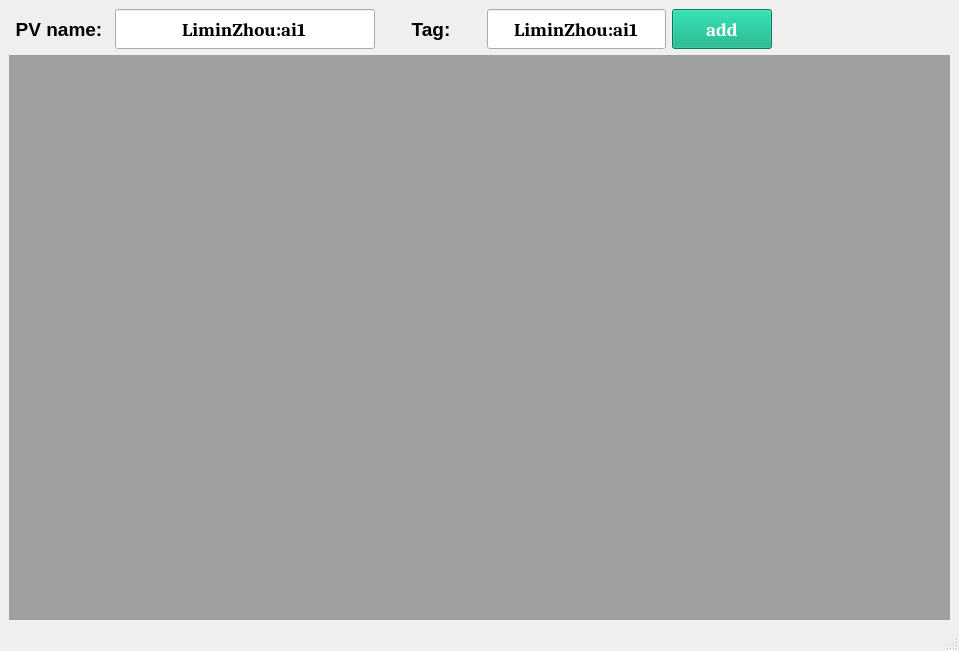
Old version of the form UI/UI_PlotPVs_main.ui in the repository zlmturnout/PlotPVs.
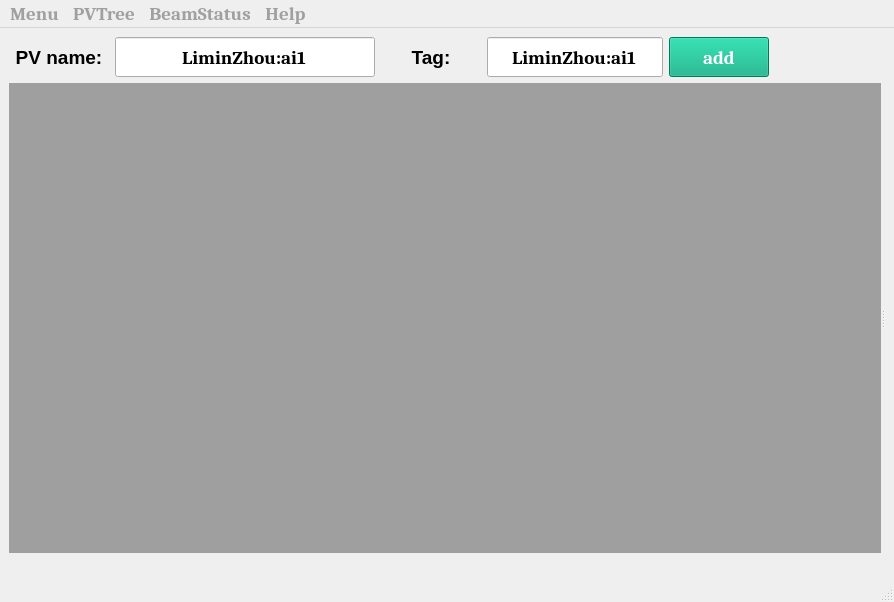
New version of the form.

The edit to the form file:
```diff
--- a/UI/UI_PlotPVs_main.ui
+++ b/UI/UI_PlotPVs_main.ui
@@ -6,8 +6,8 @@
    <rect>
     <x>0</x>
     <y>0</y>
-    <width>959</width>
-    <height>651</height>
+    <width>894</width>
+    <height>602</height>
    </rect>
   </property>
   <property name="windowTitle">
@@ -16,6 +16,8 @@
   <widget class="QWidget" name="centralwidget">
    <layout class="QGridLayout" name="gridLayout">
     <item row="0" column="0">
+     <layout class="QVBoxLayout" name="verticalLayout_2">
+      <item>
      <layout class="QVBoxLayout" name="verticalLayout">
       <item>
        <layout class="QHBoxLayout" name="horizontalLayout">
@@ -477,11 +479,147 @@
        </layout>
       </item>
       <item>
+         <widget class="QSplitter" name="splitter">
+          <property name="orientation">
+           <enum>Qt::Horizontal</enum>
+          </property>
        <widget class="QMdiArea" name="PV_mdi">
         <property name="styleSheet">
          <string notr="true"/>
         </property>
        </widget>
+          <widget class="QWidget" name="verticalLayoutWidget">
+           <layout class="QVBoxLayout" name="BeamStatus_VLayout"/>
+          </widget>
+         </widget>
+        </item>
+       </layout>
+      </item>
+      <item>
+       <widget class="QLabel" name="IP_label">
+        <property name="sizePolicy">
+         <sizepolicy hsizetype="Expanding" vsizetype="Fixed">
+          <horstretch>0</horstretch>
+          <verstretch>0</verstretch>
+         </sizepolicy>
+        </property>
+        <property name="minimumSize">
+         <size>
+          <width>100</width>
+          <height>12</height>
+         </size>
+        </property>
+        <property name="maximumSize">
+         <size>
+          <width>16777215</width>
+          <height>12</height>
+         </size>
+        </property>
+        <property name="palette">
+         <palette>
+          <active>
+           <colorrole role="WindowText">
+            <brush brushstyle="SolidPattern">
+             <color alpha="255">
+              <red>255</red>
+              <green>77</green>
+              <blue>23</blue>
+             </color>
+            </brush>
+           </colorrole>
+           <colorrole role="Text">
+            <brush brushstyle="SolidPattern">
+             <color alpha="255">
+              <red>255</red>
+              <green>77</green>
+              <blue>23</blue>
+             </color>
+            </brush>
+           </colorrole>
+           <colorrole role="ButtonText">
+            <brush brushstyle="SolidPattern">
+             <color alpha="255">
+              <red>255</red>
+              <green>77</green>
+              <blue>23</blue>
+             </color>
+            </brush>
+           </colorrole>
+          </active>
+          <inactive>
+           <colorrole role="WindowText">
+            <brush brushstyle="SolidPattern">
+             <color alpha="255">
+              <red>0</red>
+              <green>0</green>
+              <blue>0</blue>
+             </color>
+            </brush>
+           </colorrole>
+           <colorrole role="Text">
+            <brush brushstyle="SolidPattern">
+             <color alpha="255">
+              <red>0</red>
+              <green>0</green>
+              <blue>0</blue>
+             </color>
+            </brush>
+           </colorrole>
+           <colorrole role="ButtonText">
+            <brush brushstyle="SolidPattern">
+             <color alpha="255">
+              <red>0</red>
+              <green>0</green>
+              <blue>0</blue>
+             </color>
+            </brush>
+           </colorrole>
+          </inactive>
+          <disabled>
+           <colorrole role="WindowText">
+            <brush brushstyle="SolidPattern">
+             <color alpha="255">
+              <red>120</red>
+              <green>120</green>
+              <blue>120</blue>
+             </color>
+            </brush>
+           </colorrole>
+           <colorrole role="Text">
+            <brush brushstyle="SolidPattern">
+             <color alpha="255">
+              <red>120</red>
+              <green>120</green>
+              <blue>120</blue>
+             </color>
+            </brush>
+           </colorrole>
+           <colorrole role="ButtonText">
+            <brush brushstyle="SolidPattern">
+             <color alpha="255">
+              <red>120</red>
+              <green>120</green>
+              <blue>120</blue>
+             </color>
+            </brush>
+           </colorrole>
+          </disabled>
+         </palette>
+        </property>
+        <property name="font">
+         <font>
+          <family>Cambria</family>
+          <pointsize>12</pointsize>
+          <italic>true</italic>
+         </font>
+        </property>
+        <property name="text">
+         <string/>
+        </property>
+        <property name="alignment">
+         <set>Qt::AlignRight|Qt::AlignTrailing|Qt::AlignVCenter</set>
+        </property>
+       </widget>
       </item>
      </layout>
     </item>
@@ -492,10 +630,266 @@
     <rect>
      <x>0</x>
      <y>0</y>
-     <width>959</width>
-     <height>22</height>
+     <width>894</width>
+     <height>28</height>
     </rect>
    </property>
+   <property name="palette">
+    <palette>
+     <active>
+      <colorrole role="WindowText">
+       <brush brushstyle="SolidPattern">
+        <color alpha="255">
+         <red>0</red>
+         <green>0</green>
+         <blue>0</blue>
+        </color>
+       </brush>
+      </colorrole>
+      <colorrole role="Text">
+       <brush brushstyle="SolidPattern">
+        <color alpha="255">
+         <red>0</red>
+         <green>0</green>
+         <blue>0</blue>
+        </color>
+       </brush>
+      </colorrole>
+      <colorrole role="ButtonText">
+       <brush brushstyle="SolidPattern">
+        <color alpha="255">
+         <red>22</red>
+         <green>22</green>
+         <blue>22</blue>
+        </color>
+       </brush>
+      </colorrole>
+     </active>
+     <inactive>
+      <colorrole role="WindowText">
+       <brush brushstyle="SolidPattern">
+        <color alpha="255">
+         <red>0</red>
+         <green>0</green>
+         <blue>0</blue>
+        </color>
+       </brush>
+      </colorrole>
+      <colorrole role="Text">
+       <brush brushstyle="SolidPattern">
+        <color alpha="255">
+         <red>0</red>
+         <green>0</green>
+         <blue>0</blue>
+        </color>
+       </brush>
+      </colorrole>
+      <colorrole role="ButtonText">
+       <brush brushstyle="SolidPattern">
+        <color alpha="255">
+         <red>160</red>
+         <green>160</green>
+         <blue>160</blue>
+        </color>
+       </brush>
+      </colorrole>
+     </inactive>
+     <disabled>
+      <colorrole role="WindowText">
+       <brush brushstyle="SolidPattern">
+        <color alpha="255">
+         <red>120</red>
+         <green>120</green>
+         <blue>120</blue>
+        </color>
+       </brush>
+      </colorrole>
+      <colorrole role="Text">
+       <brush brushstyle="SolidPattern">
+        <color alpha="255">
+         <red>120</red>
+         <green>120</green>
+         <blue>120</blue>
+        </color>
+       </brush>
+      </colorrole>
+      <colorrole role="ButtonText">
+       <brush brushstyle="SolidPattern">
+        <color alpha="255">
+         <red>120</red>
+         <green>120</green>
+         <blue>120</blue>
+        </color>
+       </brush>
+      </colorrole>
+     </disabled>
+    </palette>
+   </property>
+   <property name="font">
+    <font>
+     <family>Cambria</family>
+     <pointsize>14</pointsize>
+     <bold>true</bold>
+    </font>
+   </property>
+   <widget class="QMenu" name="menuMenu">
+    <property name="palette">
+     <palette>
+      <active>
+       <colorrole role="Text">
+        <brush brushstyle="SolidPattern">
+         <color alpha="255">
+          <red>47</red>
+          <green>198</green>
+          <blue>198</blue>
+         </color>
+        </brush>
+       </colorrole>
+      </active>
+      <inactive>
+       <colorrole role="Text">
+        <brush brushstyle="SolidPattern">
+         <color alpha="255">
+          <red>0</red>
+          <green>0</green>
+          <blue>0</blue>
+         </color>
+        </brush>
+       </colorrole>
+      </inactive>
+      <disabled>
+       <colorrole role="Text">
+        <brush brushstyle="SolidPattern">
+         <color alpha="255">
+          <red>109</red>
+          <green>109</green>
+          <blue>109</blue>
+         </color>
+        </brush>
+       </colorrole>
+      </disabled>
+     </palette>
+    </property>
+    <property name="font">
+     <font>
+      <family>Arial</family>
+      <pointsize>12</pointsize>
+     </font>
+    </property>
+    <property name="title">
+     <string>Menu</string>
+    </property>
+    <addaction name="actionViewPVs"/>
+    <addaction name="actionadd_PV_name"/>
+   </widget>
+   <widget class="QMenu" name="menuPVTree">
+    <property name="palette">
+     <palette>
+      <active>
+       <colorrole role="Text">
+        <brush brushstyle="SolidPattern">
+         <color alpha="255">
+          <red>47</red>
+          <green>198</green>
+          <blue>198</blue>
+         </color>
+        </brush>
+       </colorrole>
+      </active>
+      <inactive>
+       <colorrole role="Text">
+        <brush brushstyle="SolidPattern">
+         <color alpha="255">
+          <red>0</red>
+          <green>0</green>
+          <blue>0</blue>
+         </color>
+        </brush>
+       </colorrole>
+      </inactive>
+      <disabled>
+       <colorrole role="Text">
+        <brush brushstyle="SolidPattern">
+         <color alpha="255">
+          <red>109</red>
+          <green>109</green>
+          <blue>109</blue>
+         </color>
+        </brush>
+       </colorrole>
+      </disabled>
+     </palette>
+    </property>
+    <property name="font">
+     <font>
+      <family>Arial</family>
+      <pointsize>12</pointsize>
+     </font>
+    </property>
+    <property name="title">
+     <string>PVTree</string>
+    </property>
+    <addaction name="action20U"/>
+   </widget>
+   <widget class="QMenu" name="menuBeamStatus">
+    <property name="palette">
+     <palette>
+      <active>
+       <colorrole role="Text">
+        <brush brushstyle="SolidPattern">
+         <color alpha="255">
+          <red>47</red>
+          <green>198</green>
+          <blue>198</blue>
+         </color>
+        </brush>
+       </colorrole>
+      </active>
+      <inactive>
+       <colorrole role="Text">
+        <brush brushstyle="SolidPattern">
+         <color alpha="255">
+          <red>0</red>
+          <green>0</green>
+          <blue>0</blue>
+         </color>
+        </brush>
+       </colorrole>
+      </inactive>
+      <disabled>
+       <colorrole role="Text">
+        <brush brushstyle="SolidPattern">
+         <color alpha="255">
+          <red>109</red>
+          <green>109</green>
+          <blue>109</blue>
+         </color>
+        </brush>
+       </colorrole>
+      </disabled>
+     </palette>
+    </property>
+    <property name="font">
+     <font>
+      <family>Arial</family>
+      <pointsize>12</pointsize>
+     </font>
+    </property>
+    <property name="title">
+     <string>BeamStatus</string>
+    </property>
+    <addaction name="actionSSRF_epics"/>
+    <addaction name="actionSSRF_internet"/>
+   </widget>
+   <widget class="QMenu" name="menuHelp">
+    <property name="title">
+     <string>Help</string>
+    </property>
+   </widget>
+   <addaction name="menuMenu"/>
+   <addaction name="menuPVTree"/>
+   <addaction name="menuBeamStatus"/>
+   <addaction name="menuHelp"/>
   </widget>
   <widget class="QStatusBar" name="statusbar"/>
  </widget>
```
Left out of the diff: 31 changed lines with no effect on the pictures. Lines whose indentation alone changed are shown as unchanged.
